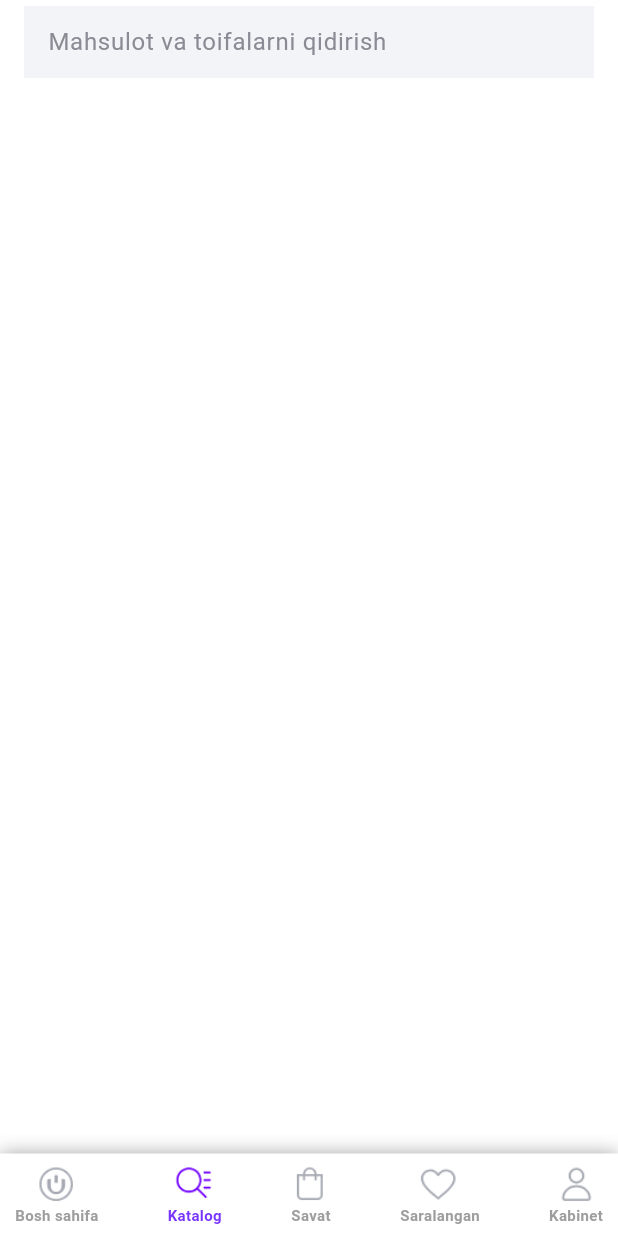
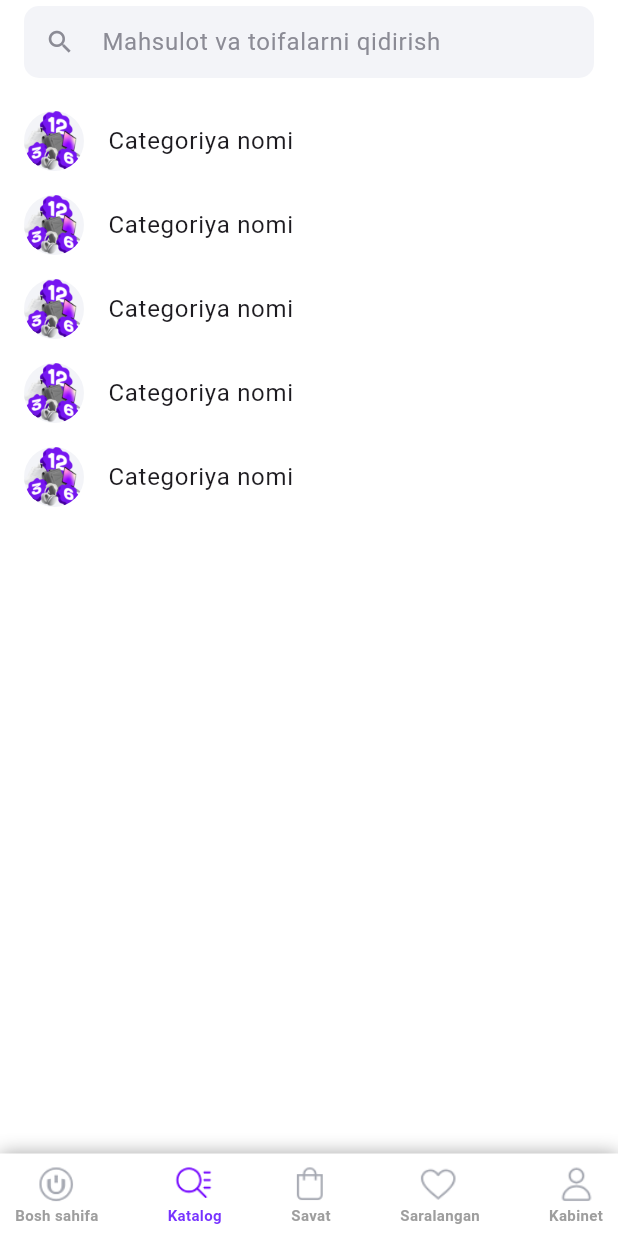
Before and after one commit to Online-tech-shop/tech_shop, a Flutter app: the screen it shows after launch, item 2 of the bottom bar chosen, on a phone screen of 412 x 824 dp. Run offline on Flutter 3.47's test engine with Material 3 defaults, Android fonts, the phone set to English and light mode, and no system bars; our stand-ins replace carousel_slider, flutter_screenutil, gap; network calls fail.

Commit message:
search ui qilindi

```diff
--- a/lib/service/product_http_service.dart
+++ b/lib/service/product_http_service.dart
@@ -6,7 +6,7 @@ import 'package:tech_shop/models/product_item.dart';
 
 class ProductHttpService {
   final Uri _url = Uri.parse(
-      'https://to-do-f5021-default-rtdb.firebaseio.com/product.json');
+      'https://uzum-market-81608-default-rtdb.firebaseio.com/product.json');
 
   Future<List<Product>> getProducts() async {
     try {
--- /dev/null
+++ b/lib/views/screens/catalog_screen/screens/catalog_screen.dart
@@ -0,0 +1,45 @@
+import 'package:flutter/cupertino.dart';
+import 'package:flutter/material.dart';
+import 'package:tech_shop/views/screens/catalog_screen/widgets/category_tap_widget.dart';
+import 'package:tech_shop/views/screens/home_screen/widgets/category_widget.dart';
+import 'package:tech_shop/views/screens/catalog_screen/widgets/read_textfield_widget.dart';
+import 'package:tech_shop/views/screens/catalog_screen/screens/search_page_screen.dart';
+
+class CatalogScreen extends StatefulWidget {
+  const CatalogScreen({super.key});
+
+  @override
+  State<CatalogScreen> createState() => _CatalogScreenState();
+}
+
+class _CatalogScreenState extends State<CatalogScreen> {
+  @override
+  Widget build(BuildContext context) {
+    return Scaffold(
+      appBar: AppBar(
+        title: ReadTextfieldWidget(
+          readOnly: true,
+        ),
+      ),
+      body: ListView.builder(
+        padding: const EdgeInsets.symmetric(
+          vertical: 10,
+        ),
+        itemCount: 5,
+        itemBuilder: (context, index) {
+          return ListTile(
+            onTap: () {
+              Navigator.of(context).push(CupertinoPageRoute(
+                  builder: (context) => CategoryTapWidget()));
+            },
+            leading: const CircleAvatar(
+              backgroundColor: Color(0xffF3F4F8),
+              backgroundImage: AssetImage("assets/images/category1.png"),
+            ),
+            title: const Text("Categoriya nomi"),
+          );
+        },
+      ),
+    );
+  }
+}
--- /dev/null
+++ b/lib/views/screens/catalog_screen/widgets/read_textfield_widget.dart
@@ -0,0 +1,47 @@
+import 'package:flutter/cupertino.dart';
+import 'package:flutter/material.dart';
+import 'package:tech_shop/viewmodels/home_view_model.dart';
+import 'package:tech_shop/views/screens/catalog_screen/screens/search_page_screen.dart';
+
+class ReadTextfieldWidget extends StatelessWidget {
+  bool readOnly;
+  String hintText;
+  ReadTextfieldWidget({
+    required this.readOnly,
+    this.hintText = 'Mahsulot va toifalarni qidirish',
+    super.key,
+  });
+
+  @override
+  Widget build(BuildContext context) {
+    return ClipRRect(
+      borderRadius: BorderRadius.circular(10),
+      child: TextField(
+        readOnly: readOnly,
+        onTap: () => readOnly
+            ? Navigator.of(context).push(
+                CupertinoPageRoute(
+                  builder: (context) => SearchPageWidget(),
+                ),
+              )
+            : null,
+        scrollPadding: const EdgeInsets.all(10),
+        decoration: const InputDecoration(
+          prefixIcon: Icon(
+            Icons.search,
+            size: 20,
+            color: Color(0xff8B8B95),
+          ),
+          filled: true,
+          fillColor: Color(0xffF3F4F8),
+          hintStyle: TextStyle(
+            color: Color(0xff8B8B95),
+          ),
+          hintText: "Mahsulot va toifalarni qidirish",
+          border: InputBorder.none,
+          contentPadding: EdgeInsets.only(top: 12),
+        ),
+      ),
+    );
+  }
+}
--- a/lib/views/screens/home_screen/views/catalog_screen.dart
+++ /dev/null
@@ -1,37 +0,0 @@
-import 'package:flutter/material.dart';
-import 'package:tech_shop/views/screens/home_screen/widgets/search_page_widget.dart';
-
-class CatalogScreen extends StatefulWidget {
-  const CatalogScreen({super.key});
-
-  @override
-  State<CatalogScreen> createState() => _CatalogScreenState();
-}
-
-class _CatalogScreenState extends State<CatalogScreen> {
-  @override
-  Widget build(BuildContext context) {
-    return Scaffold(
-      appBar: AppBar(
-        title: SizedBox(
-          child: TextField(
-            onTap: () => Navigator.of(context).push(
-              MaterialPageRoute(
-                builder: (context) => const SearchPageWidget(),
-              ),
-            ),
-            scrollPadding: const EdgeInsets.all(10),
-            decoration: const InputDecoration(
-                filled: true,
-                fillColor: Color(0xffF3F4F8),
-                hintStyle: TextStyle(
-                  color: Color(0xff8B8B95),
-                ),
-                hintText: "Mahsulot va toifalarni qidirish",
-                border: InputBorder.none),
-          ),
-        ),
-      ),
-    );
-  }
-}
--- a/lib/views/screens/home_screen/views/main_screen.dart
+++ b/lib/views/screens/home_screen/views/main_screen.dart
@@ -1,6 +1,6 @@
 import 'package:flutter/material.dart';
 import 'package:tech_shop/views/screens/home_screen/views/home_screen.dart';
-import 'package:tech_shop/views/screens/home_screen/views/catalog_screen.dart';
+import 'package:tech_shop/views/screens/catalog_screen/screens/catalog_screen.dart';
 import 'package:tech_shop/views/screens/home_screen/widgets/custom_tab_box_button.dart';
 
 class MainScreen extends StatefulWidget {
```
Also changed, not shown: lib/views/screens/catalog_screen/screens/search_page_screen.dart (added, +43 -0 lines), lib/views/screens/catalog_screen/widgets/category_tap_widget.dart (added, +40 -0 lines), lib/views/screens/home_screen/views/home_screen.dart (+2 -22 lines), lib/views/screens/home_screen/widgets/product_widget.dart (+19 -2 lines), lib/views/screens/home_screen/widgets/public_appbar.dart (deleted, +0 -44 lines), lib/views/screens/home_screen/widgets/search_page_widget.dart (deleted, +0 -10 lines), lib/views/screens/catalog_screen/widgets/search_textfield.dart (added), lib/views/screens/profile_screen.dart (renamed from lib/views/screens/home_screen/views/profile_screen.dart).
